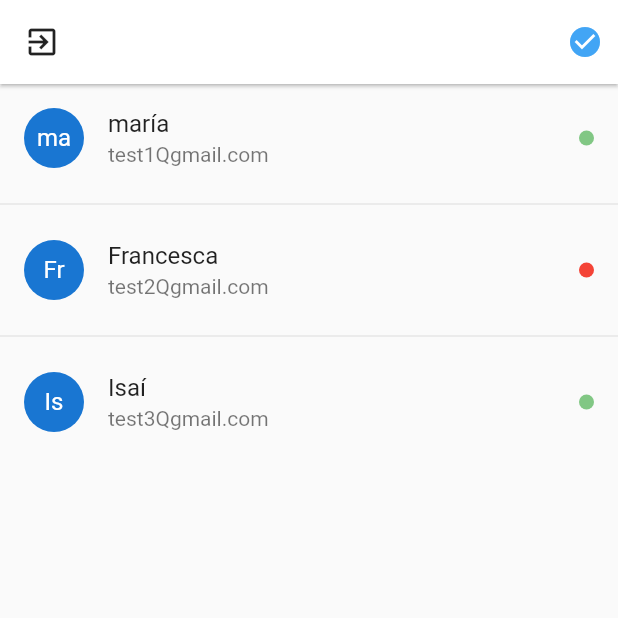
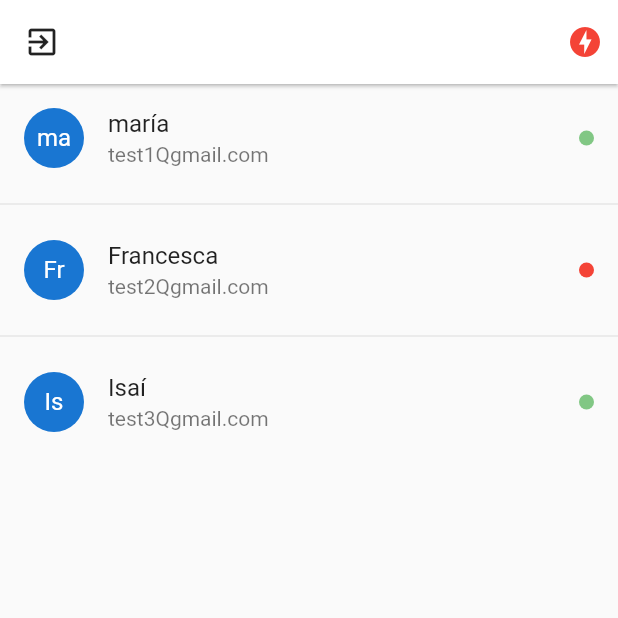
Before and after one commit to IsaiVazqez/Flutter-chat-app, a Flutter app: the UsuariosPage screen opened by its route, after a tap on the "exit to app" icon, on a phone screen of 412 x 824 dp, the top half of it. Run offline on Flutter 3.47's test engine with Material 2 defaults, Android fonts, the phone set to English and light mode, and no system bars; drawn by our look-alikes of pull_to_refresh; our stand-ins replace flutter_secure_storage, socket_io_client; accounts and stored records are empty; network calls fail.

Commit message:
autenticación de jwt

```diff
--- a/lib/core/bloc/auth_service.dart
+++ b/lib/core/bloc/auth_service.dart
@@ -10,6 +10,7 @@ import 'package:chat/core/enviroments/enviroment.dart';
 class AuthService with ChangeNotifier {
   Usuario? usuario;
   bool _autenticando = false;
+  final token = AuthService.getToken();
 
   //instanciar el storage para almacenar el TOKEN
   // ignore: unnecessary_new
@@ -24,6 +25,7 @@ class AuthService with ChangeNotifier {
   //Getters para el token
   static Future<String?> getToken() async {
     final _storage = new FlutterSecureStorage();
+
     final token = await _storage.read(key: 'token');
     return token;
   }
@@ -85,9 +87,8 @@ class AuthService with ChangeNotifier {
   }
 
   Future<bool> isLoggedIn() async {
+    final token = await this._storage.read(key: 'token') ?? '';
     final uri = Uri.parse('${Enviroment.apiUrl}/login/new');
-
-    final token = await this._storage.read(key: 'token') ?? '';
 
     final resp = await http.get(uri,
         headers: {'Content-Type': 'application/json', 'x-token': token});
@@ -108,6 +109,6 @@ class AuthService with ChangeNotifier {
   }
 
   Future logout() async {
-    await _storage.delete(key: 'key');
+    await _storage.delete(key: 'token');
   }
 }
--- a/lib/core/bloc/socket_service.dart
+++ b/lib/core/bloc/socket_service.dart
@@ -1,6 +1,7 @@
 import 'package:flutter/material.dart';
 import 'package:socket_io_client/socket_io_client.dart' as IO;
 
+import 'package:chat/core/bloc/auth_service.dart';
 import 'package:chat/core/enviroments/enviroment.dart';
 
 enum ServerStatus { Online, Offline, Connecting }
@@ -10,29 +11,31 @@ class SocketService with ChangeNotifier {
   late IO.Socket _socket;
 
   ServerStatus get serverStatus => this._serverStatus;
-  IO.Socket get socket => _socket;
 
-  Function get emit => _socket.emit;
+  IO.Socket get socket => this._socket;
+  Function get emit => this._socket.emit;
 
-  void connect() {
+  void connect() async {
+    final token = await AuthService.getToken();
     // Dart client
-    _socket = IO.io(Enviroment.socketUrl, {
+    this._socket = IO.io(Enviroment.socketUrl, {
       'transports': ['websocket'],
       'autoConnect': true,
-      'forceNew': true
+      'forceNew': true,
+      'extraHeaders': {'x-token': token}
     });
-    _socket.onConnect((_) {
-      print('connect');
+    this._socket.on('connect', (_) {
       this._serverStatus = ServerStatus.Online;
       notifyListeners();
     });
-    _socket.onDisconnect((_) {
+
+    this._socket.on('disconnect', (_) {
       this._serverStatus = ServerStatus.Offline;
       notifyListeners();
     });
   }
 
-  void disconect() {
+  void disconnect() {
     this._socket.disconnect();
   }
 }
--- a/lib/core/enviroments/enviroment.dart
+++ b/lib/core/enviroments/enviroment.dart
@@ -2,8 +2,8 @@ import 'dart:io';
 
 class Enviroment {
   static String apiUrl = Platform.isAndroid
-      ? 'http://10.0.2.2:3000/api'
-      : 'http://localhost:3000/api';
+      ? 'http://10.0.2.2:3001/api'
+      : 'http://localhost:3001/api';
   static String socketUrl =
-      Platform.isAndroid ? 'http://10.0.2.2:3000' : 'http://localhost:3000';
+      Platform.isAndroid ? 'http://10.0.2.2:3001' : 'http://localhost:3001';
 }
--- a/lib/features/loading/pages/loading_page.dart
+++ b/lib/features/loading/pages/loading_page.dart
@@ -16,7 +16,7 @@ class LoadingPage extends StatelessWidget {
         future: checkLoginState(context),
         builder: (context, snapshot) {
           return const Center(
-            child: const Text('Espere...'),
+            child: Text('Espere...'),
           );
         },
       ),
@@ -32,12 +32,14 @@ class LoadingPage extends StatelessWidget {
 
     if (autenticado) {
       socketService.connect();
+      // ignore: use_build_context_synchronously
       Navigator.pushReplacement(
           context,
           PageRouteBuilder(
               pageBuilder: (_, __, ___) => const UsuariosPage(),
               transitionDuration: const Duration(milliseconds: 0)));
     } else {
+      // ignore: use_build_context_synchronously
       Navigator.pushReplacement(
           context,
           PageRouteBuilder(
--- a/lib/features/usuarios/pages/usuarios_page.dart
+++ b/lib/features/usuarios/pages/usuarios_page.dart
@@ -36,7 +36,7 @@ class _UsuariosPageState extends State<UsuariosPage> {
           backgroundColor: Colors.white,
           leading: IconButton(
             onPressed: () {
-              socketService.disconect();
+              socketService.disconnect();
               Navigator.pushReplacementNamed(context, 'login');
               AuthService.deleteToken();
             },
@@ -45,7 +45,9 @@ class _UsuariosPageState extends State<UsuariosPage> {
           actions: <Widget>[
             Container(
               margin: const EdgeInsets.only(right: 10),
-              child: Icon(Icons.check_circle, color: Colors.blue[400]),
+              child: (socketService.serverStatus == ServerStatus.Online)
+                  ? Icon(Icons.check_circle, color: Colors.blue[400])
+                  : Icon(Icons.offline_bolt, color: Colors.red),
             )
           ],
         ),
```
